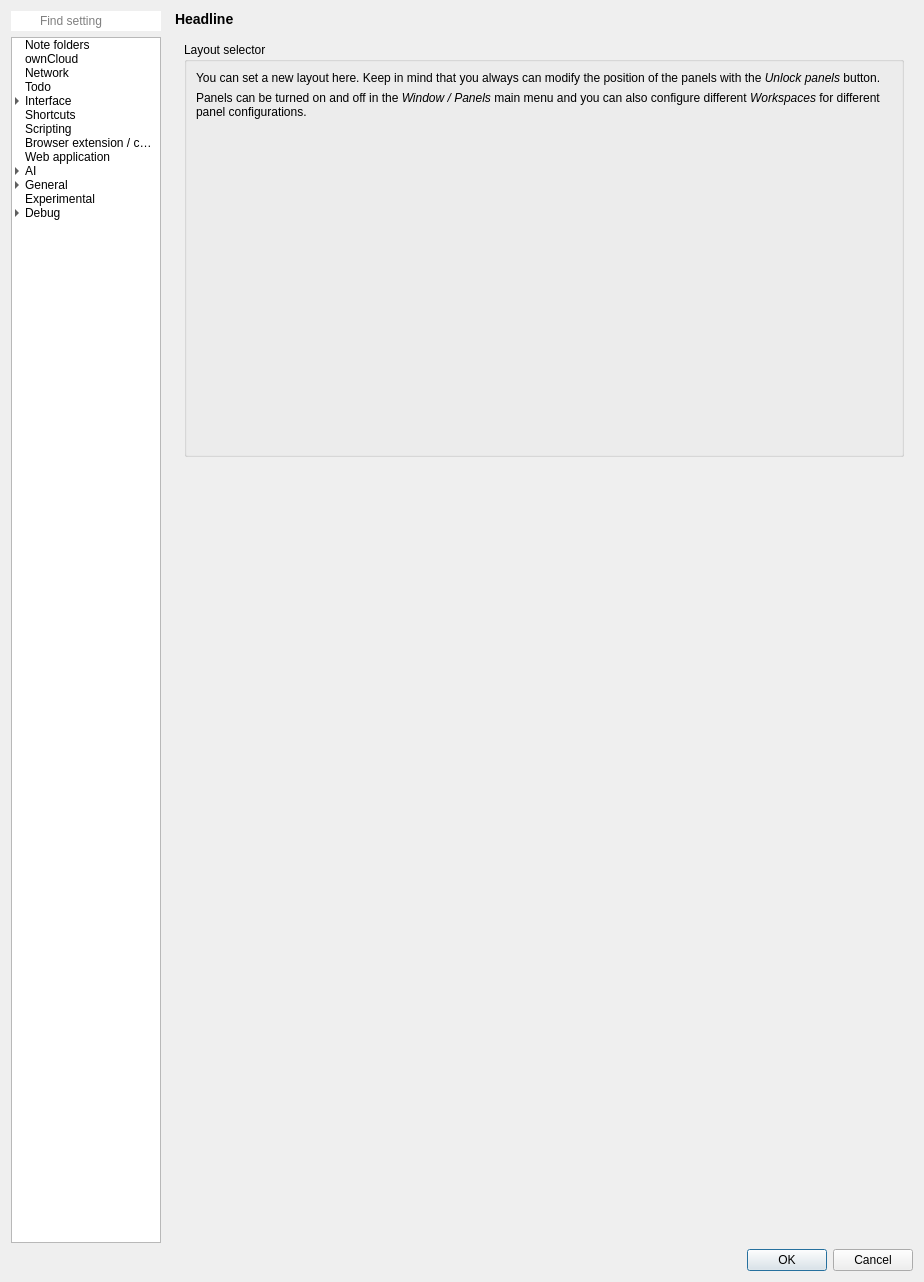
Old version of the form src/dialogs/settingsdialog.ui in the repository dwongdev/QOwnNotes.
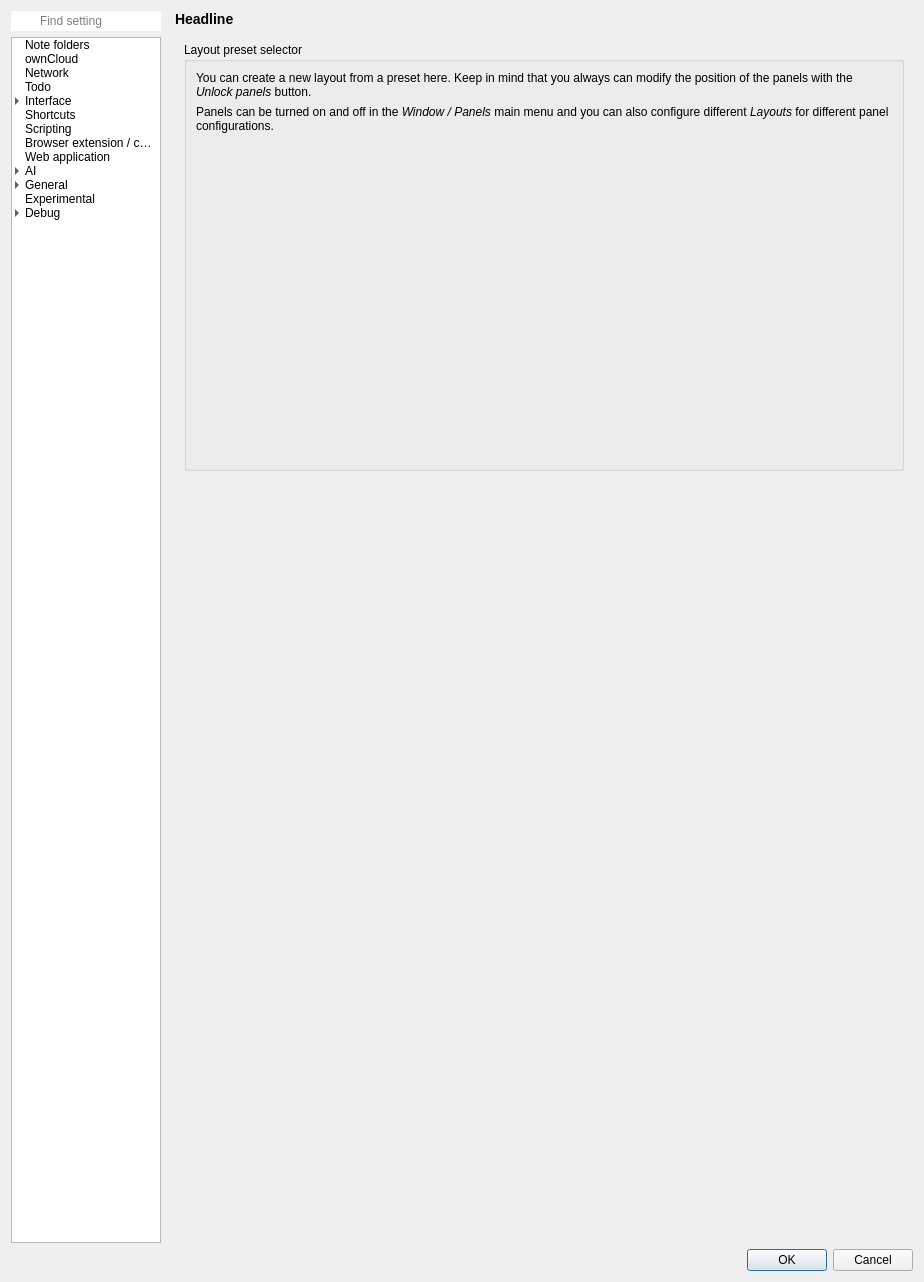
New version of the form. The open tabs and pages were chosen to show the change. Icons and pictures are not drawn. Custom widgets are drawn as their Qt base class.

Commit message: #3564 layouts: refactor from "workspaces"

What changed in the file:
```diff
--- a/src/dialogs/settingsdialog.ui
+++ b/src/dialogs/settingsdialog.ui
@@ -176,7 +176,7 @@
             </property>
              <item>
               <property name="text">
-               <string>Layout</string>
+                <string>Layout presets</string>
               </property>
               <property name="whatsThis">
                <string notr="true">18</string>
@@ -6572,13 +6572,13 @@
              <item>
               <widget class="QGroupBox" name="groupBox_31">
                <property name="title">
-                <string>Layout selector</string>
+                 <string>Layout preset selector</string>
                </property>
                <layout class="QVBoxLayout" name="verticalLayout_24">
                 <item>
                  <widget class="QLabel" name="label_17">
                   <property name="text">
-                   <string>You can set a new layout here. Keep in mind that you always can modify the position of the panels with the &lt;i&gt;Unlock panels&lt;/i&gt; button.</string>
+                    <string>You can create a new layout from a preset here. Keep in mind that you always can modify the position of the panels with the &lt;i&gt;Unlock panels&lt;/i&gt; button.</string>
                   </property>
                   <property name="wordWrap">
                    <bool>true</bool>
@@ -6591,7 +6591,7 @@
                    <bool>true</bool>
                   </property>
                   <property name="text">
-                   <string>Panels can be turned on and off in the &lt;i&gt;Window / Panels&lt;/i&gt; main menu and you can also configure different &lt;i&gt;Workspaces&lt;/i&gt; for different panel configurations.</string>
+                   <string>Panels can be turned on and off in the &lt;i&gt;Window / Panels&lt;/i&gt; main menu and you can also configure different &lt;i&gt;Layouts&lt;/i&gt; for different panel configurations.</string>
                   </property>
                   <property name="wordWrap">
                    <bool>true</bool>
@@ -6599,7 +6599,7 @@
                  </widget>
                 </item>
                 <item>
-                 <widget class="LayoutWidget" name="layoutWidget" native="true">
+                  <widget class="LayoutPresetWidget" name="layoutPresetWidget" native="true">
                   <property name="minimumSize">
                    <size>
                     <width>0</width>
@@ -8117,9 +8117,9 @@
    <header>widgets/scriptlistwidget.h</header>
   </customwidget>
   <customwidget>
-   <class>LayoutWidget</class>
+   <class>LayoutPresetWidget</class>
    <extends>QWidget</extends>
-   <header location="global">widgets/layoutwidget.h</header>
+   <header location="global">widgets/layoutpresetwidget.h</header>
    <container>1</container>
   </customwidget>
   <customwidget>
```
The commit also changes 38 other files.
